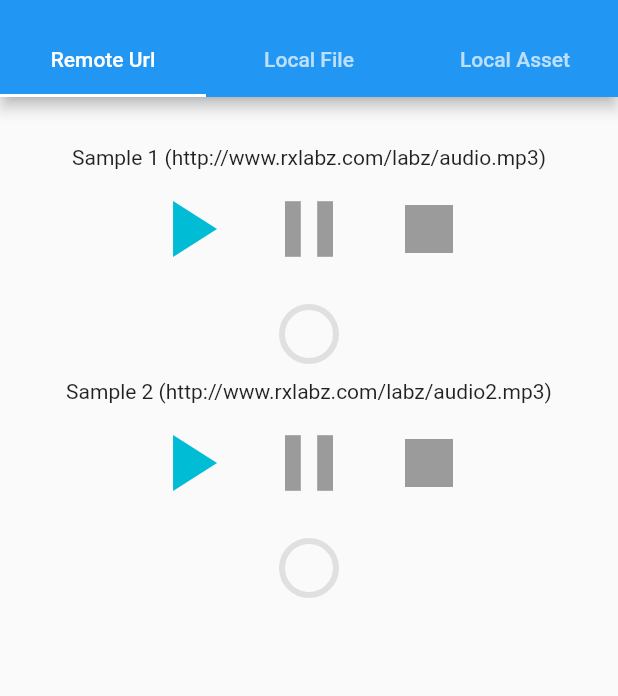
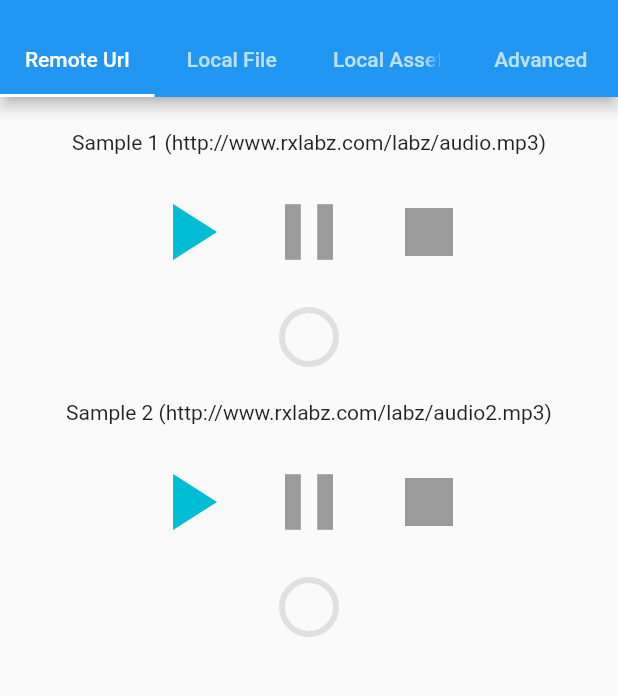
Before and after one commit to bluefireteam/audioplayers, a Flutter app: the screen it shows after launch, on a phone screen of 412 x 824 dp, the part 59-755 px from its top. Run offline on Flutter 3.47's test engine with Material 2 defaults, Android fonts, the light colour scheme and no system bars.

Commit message:
Adding more advanced options, like setUrl, setVolume, setReleaseMode and release

```diff
--- a/example/lib/main.dart
+++ b/example/lib/main.dart
@@ -2,6 +2,7 @@ import 'dart:async';
 import 'dart:io';
 
 import 'package:audioplayers/audio_cache.dart';
+import 'package:audioplayers/audioplayers.dart';
 import 'package:flutter/material.dart';
 import 'package:http/http.dart';
 import 'package:path_provider/path_provider.dart';
@@ -24,6 +25,7 @@ class ExampleApp extends StatefulWidget {
 
 class _ExampleAppState extends State<ExampleApp> {
   AudioCache audioCache = new AudioCache();
+  AudioPlayer advancedPlayer = new AudioPlayer();
   String localFilePath;
 
   Future _loadFile() async {
@@ -42,11 +44,18 @@ class _ExampleAppState extends State<ExampleApp> {
   Widget _tab(List<Widget> children) {
     return Center(
       child: Container(
-        padding: EdgeInsets.all(32.0),
+        padding: EdgeInsets.all(16.0),
         child: Column(
-          children: children,
+          children: children.map((w) => Container(child: w, padding: EdgeInsets.all(6.0))).toList(),
         ),
       ),
+    );
+  }
+
+  Widget _btn(String txt, VoidCallback onPressed) {
+    return ButtonTheme(
+      minWidth: 48.0,
+      child: RaisedButton(child: Text(txt), onPressed: onPressed)
     );
   }
 
@@ -62,9 +71,7 @@ class _ExampleAppState extends State<ExampleApp> {
   Widget localFile() {
     return _tab([
       Text('File: $kUrl1'),
-      RaisedButton(
-          child: Text('Download File to your Device'),
-          onPressed: () => _loadFile()),
+      _btn('Download File to your Device', () => _loadFile()),
       Text('Current local file path: $localFilePath'),
       localFilePath == null
           ? Container()
@@ -75,21 +82,56 @@ class _ExampleAppState extends State<ExampleApp> {
   Widget localAsset() {
     return _tab([
       Text('Play Local Asset \'audio.mp3\':'),
-      RaisedButton(
-          child: Text('Play'), onPressed: () => audioCache.play('audio.mp3')),
+      _btn('Play', () => audioCache.play('audio.mp3')),
       Text('Loop Local Asset \'audio.mp3\':'),
-      RaisedButton(
-          child: Text('Loop'), onPressed: () => audioCache.loop('audio.mp3')),
+      _btn('Loop', () => audioCache.loop('audio.mp3')),
       Text('Play Local Asset \'audio2.mp3\':'),
-      RaisedButton(
-          child: Text('Play'), onPressed: () => audioCache.play('audio2.mp3')),
+      _btn('Play', () => audioCache.play('audio2.mp3')),
+    ]);
+  }
+
+  Widget advanced() {
+    return _tab([
+      Column(children: [
+        Text('Source Url'),
+        Row(children: [
+          _btn('Audio 1', () => advancedPlayer.setUrl(kUrl1)),
+          _btn('Audio 2', () => advancedPlayer.setUrl(kUrl2)),
+        ], mainAxisAlignment: MainAxisAlignment.spaceEvenly),
+      ]),
+      Column(children: [
+        Text('Release Mode'),
+        Row(children: [
+          _btn('STOP', () => advancedPlayer.setReleaseMode(ReleaseMode.STOP)),
+          _btn('LOOP', () => advancedPlayer.setReleaseMode(ReleaseMode.LOOP)),
+          _btn('RELEASE', () => advancedPlayer.setReleaseMode(ReleaseMode.RELEASE)),
+        ], mainAxisAlignment: MainAxisAlignment.spaceEvenly),
+      ]),
+      new Column(children: [
+        Text('Volume'),
+        Row(children: [
+          _btn('0.0',  () => advancedPlayer.setVolume(0.0)),
+          _btn('0.5',  () => advancedPlayer.setVolume(0.5)),
+          _btn('1.0',  () => advancedPlayer.setVolume(1.0)),
+          _btn('2.0',  () => advancedPlayer.setVolume(2.0)),
+        ], mainAxisAlignment: MainAxisAlignment.spaceEvenly),
+      ]),
+      new Column(children: [
+        Text('Control'),
+        Row(children: [
+          _btn('resume', () => advancedPlayer.resume()),
+          _btn('pause', () => advancedPlayer.pause()),
+          _btn('stop', () => advancedPlayer.stop()),
+          _btn('release', () => advancedPlayer.release()),
+        ], mainAxisAlignment: MainAxisAlignment.spaceEvenly),
+      ]),
     ]);
   }
 
   @override
   Widget build(BuildContext context) {
     return DefaultTabController(
-      length: 3,
+      length: 4,
       child: Scaffold(
         appBar: AppBar(
           bottom: TabBar(
@@ -97,12 +139,13 @@ class _ExampleAppState extends State<ExampleApp> {
               Tab(text: 'Remote Url'),
               Tab(text: 'Local File'),
               Tab(text: 'Local Asset'),
+              Tab(text: 'Advanced'),
             ],
           ),
           title: Text('audioplayers Example'),
         ),
         body: TabBarView(
-          children: [remoteUrl(), localFile(), localAsset()],
+          children: [remoteUrl(), localFile(), localAsset(), advanced()],
         ),
       ),
     );
```
Also changed, not shown: lib/audioplayers.dart (+21 -1 lines), 3 other files.
